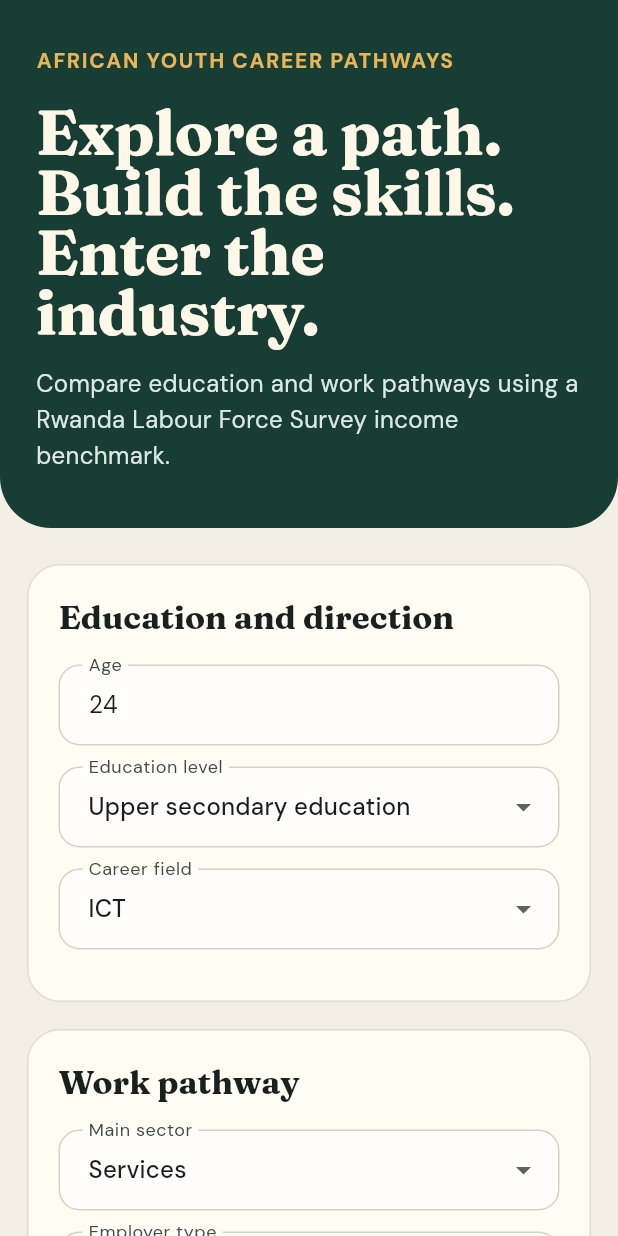
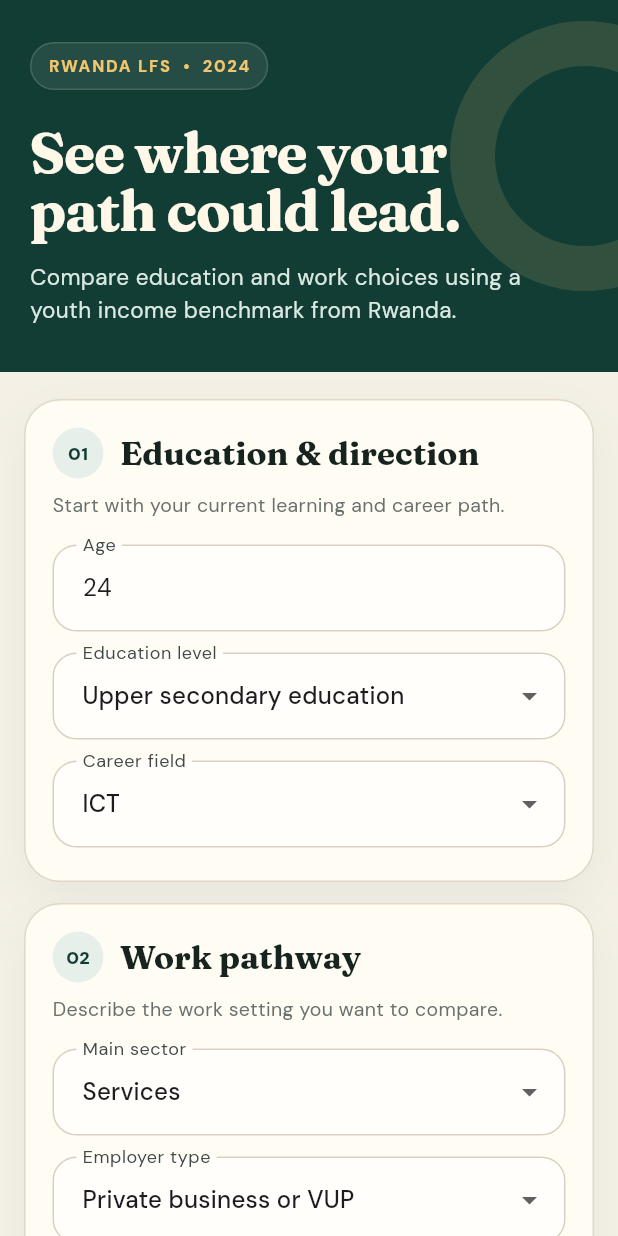
Before and after one commit to uwenayoallain/alu_africa_graduate_launch, a Flutter app: the screen it shows after launch, on a phone screen of 412 x 824 dp. Run offline on Flutter 3.47's test engine with Material 3 defaults, Android fonts, the phone set to English and light mode, and no system bars; our stand-ins replace google_fonts.

Commit message:
Fix the mobile Flutter viewport and layout

```diff
--- a/summative/FlutterApp/lib/main.dart
+++ b/summative/FlutterApp/lib/main.dart
@@ -10,10 +10,11 @@ void main() {
 class GraduateLaunchApp extends StatelessWidget {
   const GraduateLaunchApp({super.key});
 
-  static const canvas = Color(0xFFF3EFE4);
-  static const forest = Color(0xFF173D34);
-  static const clay = Color(0xFFC86545);
-  static const ink = Color(0xFF18211E);
+  static const canvas = Color(0xFFF4F0E6);
+  static const forest = Color(0xFF123D35);
+  static const clay = Color(0xFFD76542);
+  static const gold = Color(0xFFF2C66D);
+  static const ink = Color(0xFF16231F);
 
   @override
   Widget build(BuildContext context) {
@@ -23,6 +24,18 @@ class GraduateLaunchApp extends StatelessWidget {
     return MaterialApp(
       title: 'African Youth Career Pathways',
       debugShowCheckedModeBanner: false,
+      builder: (context, child) {
+        return ColoredBox(
+          color: forest,
+          child: Align(
+            alignment: Alignment.topCenter,
+            child: ConstrainedBox(
+              constraints: const BoxConstraints(maxWidth: 480),
+              child: child,
+            ),
+          ),
+        );
+      },
       theme: ThemeData(
         useMaterial3: true,
         scaffoldBackgroundColor: canvas,
@@ -37,7 +50,8 @@ class GraduateLaunchApp extends StatelessWidget {
           displayLarge: displayTheme.displayLarge?.copyWith(
             color: const Color(0xFFFFF8E9),
             fontWeight: FontWeight.w700,
-            height: 0.95,
+            height: 1.02,
+            letterSpacing: -0.8,
           ),
           headlineMedium: displayTheme.headlineMedium?.copyWith(
             color: ink,
@@ -50,22 +64,26 @@ class GraduateLaunchApp extends StatelessWidget {
         ),
         inputDecorationTheme: InputDecorationTheme(
           filled: true,
-          fillColor: Colors.white.withValues(alpha: 0.82),
+          fillColor: const Color(0xFFFFFEFA),
           contentPadding: const EdgeInsets.symmetric(
             horizontal: 16,
-            vertical: 15,
+            vertical: 17,
           ),
           border: OutlineInputBorder(
-            borderRadius: BorderRadius.circular(14),
+            borderRadius: BorderRadius.circular(16),
             borderSide: const BorderSide(color: Color(0xFFD8D1C2)),
           ),
           enabledBorder: OutlineInputBorder(
-            borderRadius: BorderRadius.circular(14),
+            borderRadius: BorderRadius.circular(16),
             borderSide: const BorderSide(color: Color(0xFFD8D1C2)),
           ),
           focusedBorder: OutlineInputBorder(
-            borderRadius: BorderRadius.circular(14),
+            borderRadius: BorderRadius.circular(16),
             borderSide: const BorderSide(color: forest, width: 2),
+          ),
+          errorBorder: OutlineInputBorder(
+            borderRadius: BorderRadius.circular(16),
+            borderSide: const BorderSide(color: clay),
           ),
         ),
       ),
--- a/summative/FlutterApp/lib/prediction_page.dart
+++ b/summative/FlutterApp/lib/prediction_page.dart
@@ -124,19 +124,21 @@ class _PredictionPageState extends State<PredictionPage> {
   Widget build(BuildContext context) {
     return Scaffold(
       body: CustomScrollView(
+        physics: const BouncingScrollPhysics(),
         slivers: [
           SliverToBoxAdapter(child: _hero()),
           SliverPadding(
-            padding: const EdgeInsets.fromLTRB(18, 24, 18, 48),
+            padding: const EdgeInsets.fromLTRB(16, 18, 16, 40),
             sliver: SliverToBoxAdapter(
-              child: Center(
-                child: ConstrainedBox(
-                  constraints: const BoxConstraints(maxWidth: 720),
               child: Form(
                 key: _formKey,
                 child: Column(
                   children: [
-                        _section('Education and direction', [
+                    _section(
+                      '01',
+                      'Education & direction',
+                      'Start with your current learning and career path.',
+                      [
                         _numberField(_ageController, 'Age', 16, 30),
                         _dropdown(
                           'Education level',
@@ -150,9 +152,14 @@ class _PredictionPageState extends State<PredictionPage> {
                           careerFields,
                           (value) => setState(() => _career = value),
                         ),
-                        ]),
-                        const SizedBox(height: 18),
-                        _section('Work pathway', [
+                      ],
+                    ),
+                    const SizedBox(height: 14),
+                    _section(
+                      '02',
+                      'Work pathway',
+                      'Describe the work setting you want to compare.',
+                      [
                         _dropdown(
                           'Main sector',
                           _sector,
@@ -189,10 +196,12 @@ class _PredictionPageState extends State<PredictionPage> {
                           provinces,
                           (value) => setState(() => _province = value),
                         ),
-                        ]),
-                        const SizedBox(height: 24),
+                      ],
+                    ),
+                    const SizedBox(height: 20),
                     SizedBox(
                       width: double.infinity,
+                      height: 58,
                       child: FilledButton.icon(
                         onPressed: _loading ? null : _predict,
                         icon: _loading
@@ -204,26 +213,32 @@ class _PredictionPageState extends State<PredictionPage> {
                                   color: Colors.white,
                                 ),
                               )
-                                : const Icon(Icons.trending_up_rounded),
-                            label: const Text('Predict'),
+                            : const Icon(Icons.arrow_outward_rounded),
+                        label: Text(
+                          _loading ? 'Calculating…' : 'Predict income',
+                        ),
                         style: FilledButton.styleFrom(
                           backgroundColor: GraduateLaunchApp.clay,
                           foregroundColor: Colors.white,
-                              padding: const EdgeInsets.symmetric(vertical: 18),
+                          textStyle: const TextStyle(
+                            fontSize: 16,
+                            fontWeight: FontWeight.w800,
+                          ),
+                          shape: RoundedRectangleBorder(
+                            borderRadius: BorderRadius.circular(17),
                           ),
                         ),
                       ),
-                        const SizedBox(height: 18),
+                    ),
+                    const SizedBox(height: 16),
                     if (_result != null) _resultCard(_result!),
                     if (_error != null) _messageCard(_error!, true),
                     if (_result == null && _error == null)
                       _messageCard(
-                            'Your estimated monthly income will appear here.',
+                        'Complete the fields to compare this pathway.',
                         false,
                       ),
                   ],
-                    ),
-                  ),
                 ),
               ),
             ),
@@ -235,67 +250,141 @@ class _PredictionPageState extends State<PredictionPage> {
 
   Widget _hero() {
     return Container(
-      decoration: const BoxDecoration(
-        color: GraduateLaunchApp.forest,
-        borderRadius: BorderRadius.vertical(bottom: Radius.circular(34)),
+      decoration: const BoxDecoration(color: GraduateLaunchApp.forest),
+      child: Stack(
+        clipBehavior: Clip.none,
+        children: [
+          Positioned(
+            right: -68,
+            top: 14,
+            child: Container(
+              width: 180,
+              height: 180,
+              decoration: BoxDecoration(
+                shape: BoxShape.circle,
+                border: Border.all(
+                  color: GraduateLaunchApp.gold.withValues(alpha: 0.14),
+                  width: 30,
                 ),
-      child: SafeArea(
+              ),
+            ),
+          ),
+          SafeArea(
             bottom: false,
             child: Padding(
-          padding: const EdgeInsets.fromLTRB(24, 30, 24, 36),
-          child: Center(
-            child: ConstrainedBox(
-              constraints: const BoxConstraints(maxWidth: 720),
+              padding: const EdgeInsets.fromLTRB(20, 28, 20, 30),
               child: Column(
                 crossAxisAlignment: CrossAxisAlignment.start,
                 children: [
-                  const Text(
-                    'AFRICAN YOUTH CAREER PATHWAYS',
-                    style: TextStyle(
-                      color: Color(0xFFE6B557),
-                      fontWeight: FontWeight.w800,
-                      letterSpacing: 1.1,
+                  Container(
+                    padding: const EdgeInsets.symmetric(
+                      horizontal: 11,
+                      vertical: 7,
+                    ),
+                    decoration: BoxDecoration(
+                      color: Colors.white.withValues(alpha: 0.08),
+                      borderRadius: BorderRadius.circular(999),
+                      border: Border.all(
+                        color: Colors.white.withValues(alpha: 0.14),
                       ),
                     ),
-                  const SizedBox(height: 18),
+                    child: const Text(
+                      'RWANDA LFS  •  2024',
+                      style: TextStyle(
+                        color: GraduateLaunchApp.gold,
+                        fontSize: 11,
+                        fontWeight: FontWeight.w800,
+                        letterSpacing: 1.2,
+                      ),
+                    ),
+                  ),
+                  const SizedBox(height: 22),
                   Text(
-                    'Explore a path.\nBuild the skills.\nEnter the industry.',
+                    'See where your\npath could lead.',
                     style: Theme.of(
                       context,
-                    ).textTheme.displayLarge?.copyWith(fontSize: 42),
+                    ).textTheme.displayLarge?.copyWith(fontSize: 38),
                   ),
-                  const SizedBox(height: 16),
+                  const SizedBox(height: 14),
                   const Text(
-                    'Compare education and work pathways using a Rwanda '
-                    'Labour Force Survey income benchmark.',
+                    'Compare education and work choices using a youth '
+                    'income benchmark from Rwanda.',
                     style: TextStyle(
                       color: Color(0xFFDCE9E3),
-                      height: 1.5,
-                      fontSize: 16,
+                      height: 1.45,
+                      fontSize: 15,
                     ),
                   ),
                 ],
               ),
             ),
           ),
-        ),
+        ],
       ),
     );
   }
 
-  Widget _section(String title, List<Widget> children) {
+  Widget _section(
+    String number,
+    String title,
+    String description,
+    List<Widget> children,
+  ) {
     return Container(
       width: double.infinity,
-      padding: const EdgeInsets.all(20),
+      padding: const EdgeInsets.fromLTRB(18, 18, 18, 8),
       decoration: BoxDecoration(
         color: const Color(0xFFFFFCF4),
-        borderRadius: BorderRadius.circular(22),
-        border: Border.all(color: const Color(0xFFE3DCCF)),
+        borderRadius: BorderRadius.circular(24),
+        border: Border.all(color: const Color(0xFFE0D8C9)),
+        boxShadow: const [
+          BoxShadow(
+            color: Color(0x0D123D35),
+            blurRadius: 24,
+            offset: Offset(0, 10),
+          ),
+        ],
       ),
       child: Column(
         crossAxisAlignment: CrossAxisAlignment.start,
         children: [
-          Text(title, style: Theme.of(context).textTheme.titleLarge),
+          Row(
+            children: [
+              Container(
+                width: 34,
+                height: 34,
+                alignment: Alignment.center,
+                decoration: const BoxDecoration(
+                  color: Color(0xFFE7EFEA),
+                  shape: BoxShape.circle,
+                ),
+                child: Text(
+                  number,
+                  style: const TextStyle(
+                    color: GraduateLaunchApp.forest,
+                    fontSize: 12,
+                    fontWeight: FontWeight.w900,
+                  ),
+                ),
+              ),
+              const SizedBox(width: 11),
+              Expanded(
+                child: Text(
+                  title,
+                  style: Theme.of(context).textTheme.titleLarge,
+                ),
+              ),
+            ],
+          ),
+          const SizedBox(height: 8),
+          Text(
+            description,
+            style: const TextStyle(
+              color: Color(0xFF68716D),
+              fontSize: 13,
+              height: 1.4,
+            ),
+          ),
           const SizedBox(height: 18),
           ...children.expand((child) => [child, const SizedBox(height: 14)]),
         ],
@@ -349,10 +438,21 @@ class _PredictionPageState extends State<PredictionPage> {
     );
     return Container(
       width: double.infinity,
-      padding: const EdgeInsets.all(24),
+      padding: const EdgeInsets.all(22),
       decoration: BoxDecoration(
-        color: GraduateLaunchApp.forest,
-        borderRadius: BorderRadius.circular(22),
+        gradient: const LinearGradient(
+          begin: Alignment.topLeft,
+          end: Alignment.bottomRight,
+          colors: [Color(0xFF123D35), Color(0xFF1C5549)],
+        ),
+        borderRadius: BorderRadius.circular(24),
+        boxShadow: const [
+          BoxShadow(
+            color: Color(0x26123D35),
+            blurRadius: 28,
+            offset: Offset(0, 12),
+          ),
+        ],
       ),
       child: Column(
         crossAxisAlignment: CrossAxisAlignment.start,
@@ -370,9 +470,10 @@ class _PredictionPageState extends State<PredictionPage> {
             money.format(result.incomeRwf),
             style: Theme.of(context).textTheme.headlineMedium?.copyWith(
               color: Colors.white,
-              fontSize: 40,
+              fontSize: 36,
             ),
           ),
+          const SizedBox(height: 2),
           Text(
             result.incomeBand,
             style: const TextStyle(color: Color(0xFFDCE9E3)),
@@ -390,12 +491,26 @@ class _PredictionPageState extends State<PredictionPage> {
   Widget _messageCard(String message, bool error) {
     return Container(
       width: double.infinity,
-      padding: const EdgeInsets.all(18),
+      padding: const EdgeInsets.all(16),
       decoration: BoxDecoration(
-        color: error ? const Color(0xFFFFE8DF) : Colors.transparent,
-        borderRadius: BorderRadius.circular(18),
+        color: error ? const Color(0xFFFFE8DF) : const Color(0xFFE7EFEA),
+        borderRadius: BorderRadius.circular(16),
+        border: Border.all(
+          color: error ? const Color(0xFFF4B9A4) : const Color(0xFFC8DAD1),
         ),
-      child: Text(message),
+      ),
+      child: Row(
+        crossAxisAlignment: CrossAxisAlignment.start,
+        children: [
+          Icon(
+            error ? Icons.error_outline_rounded : Icons.info_outline_rounded,
+            color: error ? GraduateLaunchApp.clay : GraduateLaunchApp.forest,
+            size: 21,
+          ),
+          const SizedBox(width: 10),
+          Expanded(child: Text(message, style: const TextStyle(height: 1.4))),
+        ],
+      ),
     );
   }
 }
```
Also changed, not shown: 2 other files. Lines whose indentation alone changed are shown as unchanged.
